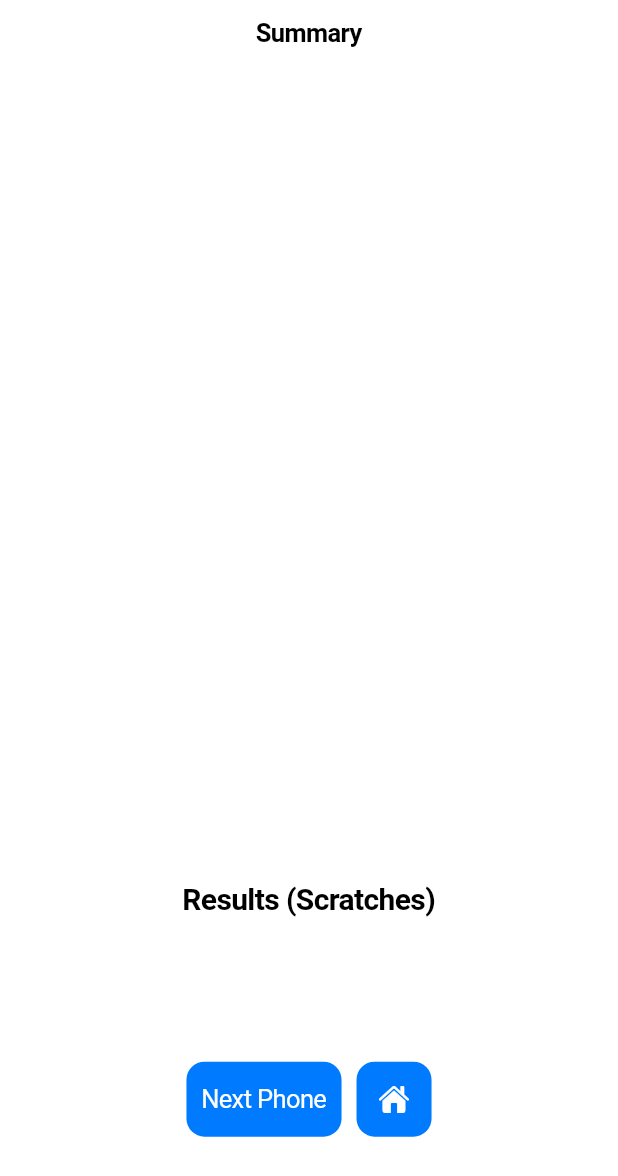
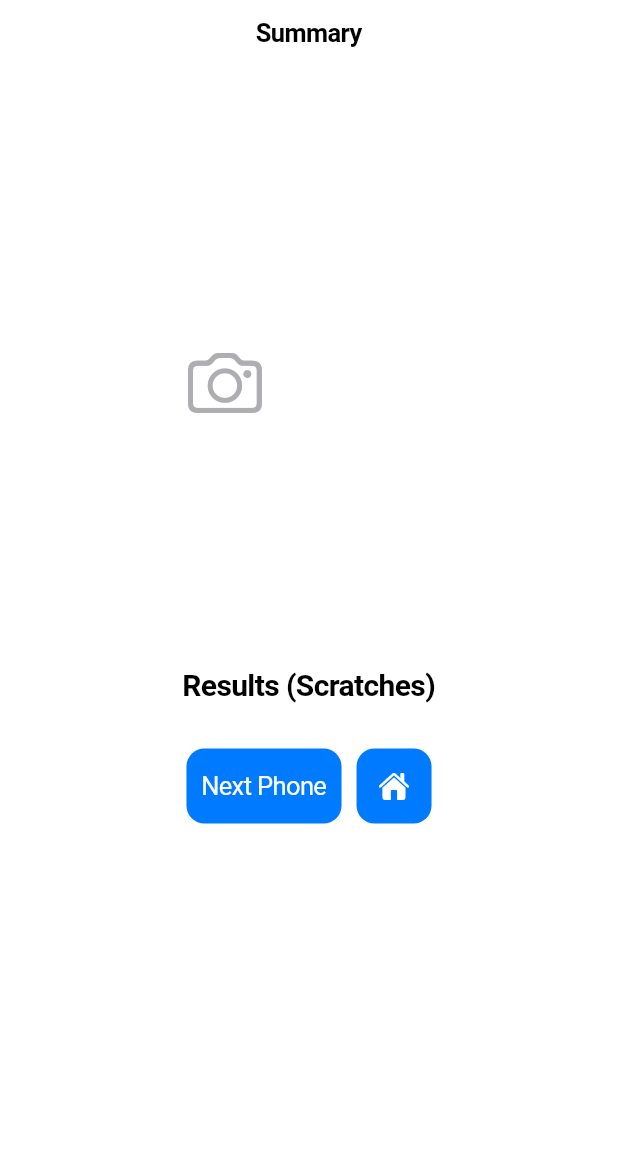
Before and after one commit to ChongWeiJie29/james2024, a Flutter app: the SummaryPage screen opened by its route, on a phone screen of 412 x 824 dp. Shown: the top 1176 px of the screen. Run offline on Flutter 3.47's test engine with Material 3 defaults, Android fonts, the phone set to English and light mode, and no system bars; our stand-ins replace camera, flutter_dotenv; missing offline and left inert: flutter_exif_rotation.

Commit message:
show bounding boxes in summary page even when images are not taken

```diff
--- a/lib/pages/summary/summary.dart
+++ b/lib/pages/summary/summary.dart
@@ -21,9 +21,11 @@ class SummaryPage extends StatelessWidget {
           ),
           child: SafeArea(
             child: Column(
-              mainAxisAlignment: MainAxisAlignment.spaceEvenly,
+              mainAxisAlignment: MainAxisAlignment.start,
               children: <Widget>[
+                SizedBox(height: 20),
                 SummaryImages(),
+                SizedBox(height: 20),
                 SummaryResults(),
                 SummaryControlPanel(),
               ],
--- a/lib/pages/summary/summary_card.dart
+++ b/lib/pages/summary/summary_card.dart
@@ -33,7 +33,6 @@ class _SummaryCard extends State<SummaryCard> {
   List<Widget> displayBoxes(BoxConstraints screen, File imageFile) {
     if (widget.decodedImage.isEmpty) return [];
 
-    Color colorPick = const Color.fromARGB(255, 50, 233, 30);
     return widget.decodedImage.map((result) {
       final factor = _parentHeight / result["imageHeight"];
 
--- a/lib/pages/summary/summary_images.dart
+++ b/lib/pages/summary/summary_images.dart
@@ -1,19 +1,43 @@
 import 'package:flutter/cupertino.dart';
 import 'package:james2024/change_notifiers/captured_images_notifiers.dart';
 import 'package:james2024/change_notifiers/decoded_images_notifier.dart';
+import 'package:james2024/pages/scan/scan_common.dart';
 import 'package:james2024/pages/summary/summary_card.dart';
 import 'package:provider/provider.dart';
 
 class SummaryImages extends StatelessWidget {
   const SummaryImages({super.key});
 
-  final double cellHeight = 400;
+  final double cellHeight = 350;
+  final int imgCount = 6;
+
+  Widget renderImages(int i, CapturedImagesNotifiers capturedImagesNotifiers, DecodedImagesNotifier decodedImagesNotifier) {
+   return SummaryCard(
+      index: i,
+      capturedImage:
+      capturedImagesNotifiers.capturedImages[i],
+      decodedImage: decodedImagesNotifier
+          .decodedImages[i],
+      parentHeight: cellHeight,
+    );
+  }
+
+  Widget renderEmptyImage() {
+    return const Center(
+      child: Icon(
+        CupertinoIcons.camera,
+        size: 50,
+        color: CupertinoColors.systemGrey2,
+      ),
+    );
+  }
 
   @override
   Widget build(BuildContext context) {
     return Consumer2<CapturedImagesNotifiers, DecodedImagesNotifier>(
       builder:
           (context, capturedImagesNotifiers, decodedImagesNotifier, child) {
+        int itemCount = capturedImagesNotifiers.capturedImages.length;
         return SizedBox(
           height: cellHeight,
           child: CustomScrollView(
@@ -24,24 +48,35 @@ class SummaryImages extends StatelessWidget {
                   crossAxisCount: 1,
                 ),
                 delegate: SliverChildBuilderDelegate(
-                  (BuildContext context, int i) {
-                    return Container(
-                      decoration: BoxDecoration(
-                        border: Border.all(
+                      (BuildContext context, int i) {
+                  return Column(
+                    mainAxisAlignment: MainAxisAlignment.spaceEvenly,
+                    crossAxisAlignment: CrossAxisAlignment.start,
+                    children: <Widget>[
+                      Text(
+                        phoneAngles[i],
+                        style: const TextStyle(
                           color: CupertinoColors.white,
-                          width: 1,
+                          fontSize: 20,
                         ),
                       ),
-                      child: SummaryCard(
-                        index: i,
-                        capturedImage:
-                            capturedImagesNotifiers.capturedImages[i],
-                        decodedImage: decodedImagesNotifier.decodedImages[i],
-                        parentHeight: cellHeight,
+                      Container(
+                        height: cellHeight - 50,
+                        width: cellHeight - 50,
+                        decoration: BoxDecoration(
+                          borderRadius: BorderRadius.circular(20),
+                          border: Border.all(
+                            color: CupertinoColors.white,
+                            width: 1,
+                          ),
+                        ),
+                        child: i < itemCount
+                            ? renderImages(i, capturedImagesNotifiers, decodedImagesNotifier)
+                            : renderEmptyImage(),
                       ),
-                    );
-                  },
-                  childCount: capturedImagesNotifiers.capturedImages.length,
+                    ],
+                  );},
+                  childCount: imgCount,
                 ),
               ),
             ],
```
